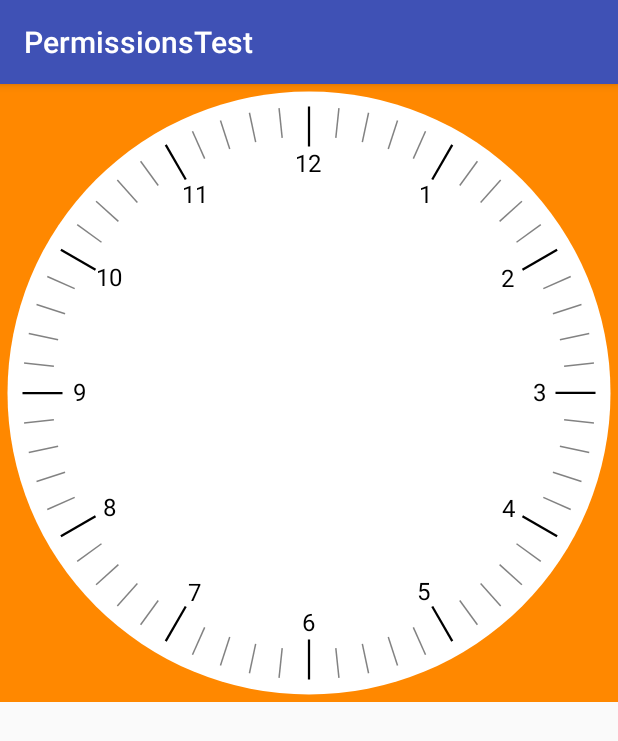
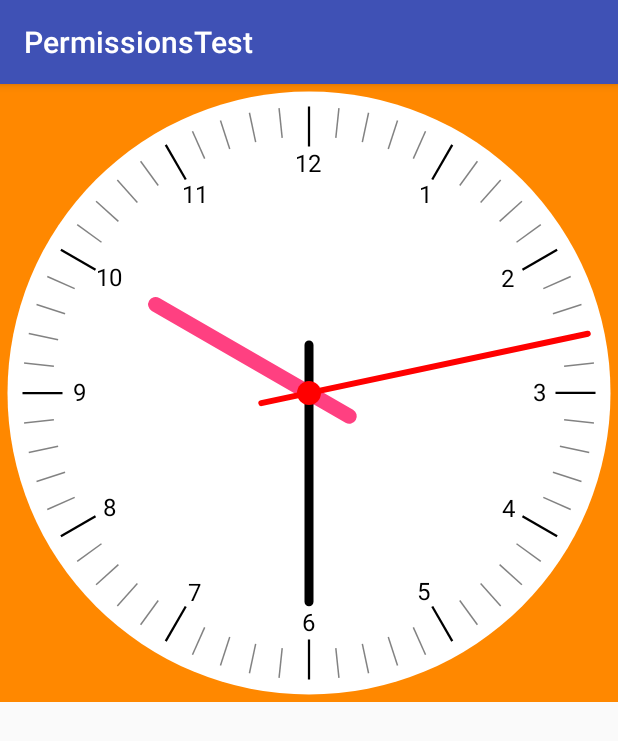
Before and after one commit to 252162875/MyDemos, an Android app: the WatchActivity screen opened directly, with no data from a screen before it, on a phone screen of 412 x 824 dp. Shown: the top 741 px of the screen. Run offline under Robolectric (Android 15) with nearby library versions, the phone set to English and light mode, and no system bars; our stand-ins replace ButterKnife.

Commit message:
表盘完成

```diff
--- a/app/src/main/java/kx/rnd/com/permissionstest/view/WatchView.java
+++ b/app/src/main/java/kx/rnd/com/permissionstest/view/WatchView.java
@@ -6,9 +6,12 @@ import android.graphics.Canvas;
 import android.graphics.Color;
 import android.graphics.Paint;
 import android.graphics.Rect;
+import android.graphics.RectF;
 import android.util.AttributeSet;
 import android.util.Log;
 import android.view.View;
+
+import java.util.Calendar;
 
 import kx.rnd.com.permissionstest.R;
 import kx.rnd.com.permissionstest.utils.SizeUtil;
@@ -64,6 +67,7 @@ public class WatchView extends View {
 
             mColorLong = array.getColor(R.styleable.WatchView_wv_scale_long_color, Color.argb(225, 0, 0, 0));
             mColorShort = array.getColor(R.styleable.WatchView_wv_scale_short_color, Color.argb(125, 0, 0, 0));
+            mHourPointColor = array.getColor(R.styleable.WatchView_wv_hour_pointer_color, Color.BLACK);
             mMinutePointColor = array.getColor(R.styleable.WatchView_wv_minute_pointer_color, Color.BLACK);
             mSecondPointColor = array.getColor(R.styleable.WatchView_wv_second_pointer_color, Color.RED);
         } catch (Exception e) {
@@ -78,6 +82,7 @@ public class WatchView extends View {
 
             mColorLong = Color.argb(225, 0, 0, 0);
             mColorShort = Color.argb(125, 0, 0, 0);
+            mHourPointColor = Color.BLACK;
             mMinutePointColor = Color.BLACK;
             mSecondPointColor = Color.RED;
         } finally {
@@ -131,8 +136,13 @@ public class WatchView extends View {
         canvas.translate(getWidth() / 2, getHeight() / 2);
         //绘制外圆背景
         paintCircle(canvas);
+        //绘制刻度
         paintScale(canvas);
+        //绘制指针
+        paintPointer(canvas);
         canvas.restore();
+        //每秒刷新
+        postInvalidateDelayed(1000);
     }
 
     //绘制外圆背景
@@ -175,6 +185,50 @@ public class WatchView extends View {
         }
     }
 
+    //绘制指针
+    private void paintPointer(Canvas canvas) {
+        Calendar calendar = Calendar.getInstance();
+        int hour = calendar.get(Calendar.HOUR_OF_DAY); //时
+        int minute = calendar.get(Calendar.MINUTE); //分
+        int second = calendar.get(Calendar.SECOND); //秒
+        int angleHour = (hour % 12) * 360 / 12; //时针转过的角度
+        int angleMinute = minute * 360 / 60; //分针转过的角度
+        int angleSecond = second * 360 / 60; //秒针转过的角度
+        //绘制时针
+        canvas.save();
+        canvas.rotate(angleHour); //旋转到时针的角度
+        RectF rectFHour = new RectF(-mHourPointWidth / 2, -mRadius * 3 / 5, mHourPointWidth / 2, mPointEndLength);
+        mPaint.setColor(mHourPointColor); //设置指针颜色
+       /* 画笔样式分三种：
+        1.Paint.Style.STROKE：描边
+        2.Paint.Style.FILL_AND_STROKE：描边并填充
+        3.Paint.Style.FILL：填充*/
+        mPaint.setStyle(Paint.Style.STROKE);
+        mPaint.setStrokeWidth(mHourPointWidth); //设置边界宽度
+        canvas.drawRoundRect(rectFHour, mPointRadius, mPointRadius, mPaint); //绘制时针
+        canvas.restore();
+        //绘制分针
+        canvas.save();
+        canvas.rotate(angleMinute);
+        RectF rectFMinute = new RectF(-mMinutePointWidth / 2, -mRadius * 3.5f / 5, mMinutePointWidth / 2, mPointEndLength);
+        mPaint.setColor(mMinutePointColor);
+        mPaint.setStrokeWidth(mMinutePointWidth);
+        canvas.drawRoundRect(rectFMinute, mPointRadius, mPointRadius, mPaint);
+        canvas.restore();
+        //绘制秒针
+        canvas.save();
+        canvas.rotate(angleSecond);
+        RectF rectFSecond = new RectF(-mSecondPointWidth / 2, -mRadius + 15, mSecondPointWidth / 2, mPointEndLength);
+        mPaint.setColor(mSecondPointColor);
+        mPaint.setStrokeWidth(mSecondPointWidth);
+        canvas.drawRoundRect(rectFSecond, mPointRadius, mPointRadius, mPaint);
+        canvas.restore();
+        //绘制中心小圆
+        mPaint.setStyle(Paint.Style.FILL);
+        mPaint.setColor(mSecondPointColor);
+        canvas.drawCircle(0, 0, mSecondPointWidth * 4, mPaint);
+    }
+
     //Dp转px
     private float DptoPx(int value) {
         return SizeUtil.Dp2Px(getContext(), value);
--- a/app/src/main/res/layout/activity_watch.xml
+++ b/app/src/main/res/layout/activity_watch.xml
@@ -1,5 +1,6 @@
 <?xml version="1.0" encoding="utf-8"?>
 <LinearLayout xmlns:android="http://schemas.android.com/apk/res/android"
+    xmlns:app="http://schemas.android.com/apk/res-auto"
     android:layout_width="match_parent"
     android:layout_height="match_parent"
     android:orientation="vertical">
@@ -8,6 +9,7 @@
         android:layout_width="match_parent"
         android:layout_height="match_parent"
         android:layout_gravity="center"
-        android:background="@android:color/holo_orange_dark" />
+        android:background="@android:color/holo_orange_dark"
+        app:wv_hour_pointer_color="@color/color1" />
 
 </LinearLayout>
```
